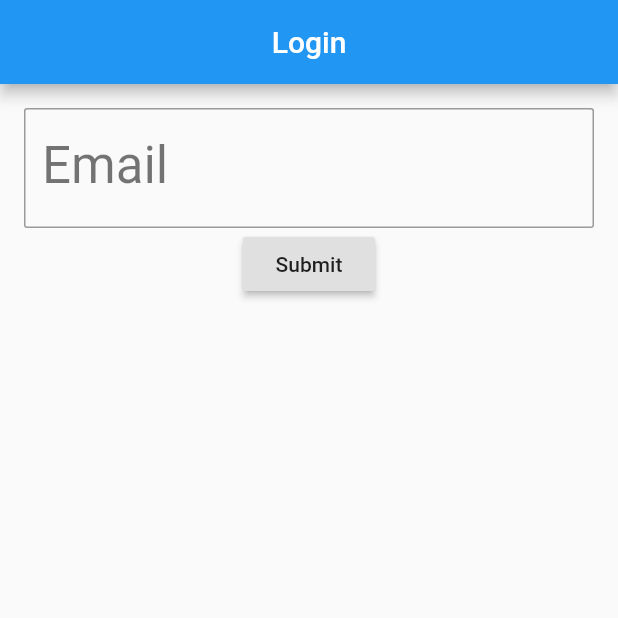
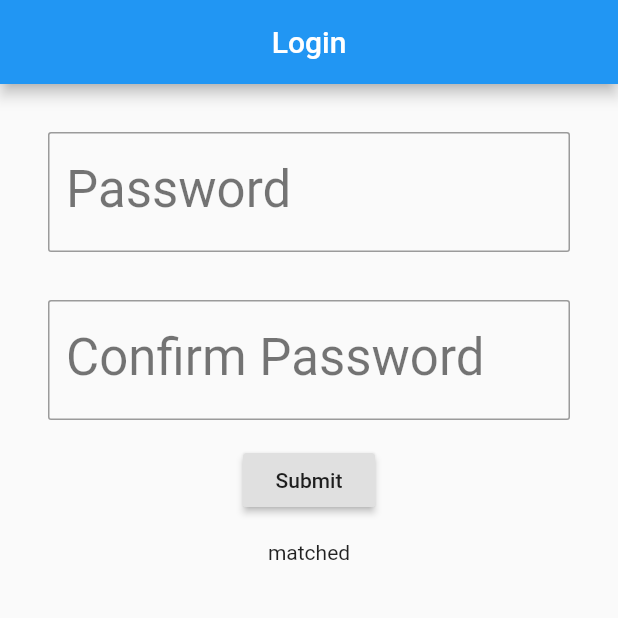
Before and after one commit to akashmehta/ExploreFlutter, a Flutter app: the screen it shows after launch, on a phone screen of 412 x 824 dp, the top half of it. Run offline on Flutter 3.47's test engine with Material 2 defaults, Android fonts, the phone set to English and light mode, and no system bars; our stand-ins replace rxdart; generated files the repository leaves out were written again.

Commit message:
Update logic to confirm password.

```diff
--- a/lib/inheritedWidget/name_handler.dart
+++ b/lib/inheritedWidget/confirm_password_handler.dart
@@ -1,7 +1,7 @@
-class NameHandler {
+class ConfirmPasswordHandler {
   String name;
 
-  NameHandler(this.name);
+  ConfirmPasswordHandler(this.name);
 
   void setName(String name) {
     this.name = name;
--- a/lib/inheritedWidget/login.dart
+++ b/lib/inheritedWidget/login.dart
@@ -1,7 +1,7 @@
 import 'package:flutter/cupertino.dart';
 import 'package:flutter/material.dart';
 import 'package:flutter_app/inheritedWidget/login_page.dart';
-import 'package:flutter_app/inheritedWidget/name_handler.dart';
+import 'package:flutter_app/inheritedWidget/password_handler.dart';
 import 'package:flutter_app/inheritedWidget/name_provider.dart';
 import 'package:flutter_app/inheritedWidget/show_name.dart';
 
--- a/lib/inheritedWidget/login_page.dart
+++ b/lib/inheritedWidget/login_page.dart
@@ -1,11 +1,14 @@
 import 'package:flutter/cupertino.dart';
 import 'package:flutter/material.dart';
-import 'package:flutter_app/inheritedWidget/name_handler.dart';
+import 'package:flutter_app/inheritedWidget/confirm_password_handler.dart';
+import 'package:flutter_app/inheritedWidget/password_handler.dart';
 import 'package:flutter_app/inheritedWidget/name_provider.dart';
 import 'package:flutter_app/inheritedWidget/show_name.dart';
 
-const labelUserName = "Email";
+const labelPassword = "Password";
+const labelConfirmPassword = "Confirm Password";
 const labelSubmit = "Submit";
+const _padding = EdgeInsets.all(16);
 
 class LoginPage extends StatefulWidget {
   LoginPage();
@@ -15,34 +18,59 @@ class LoginPage extends StatefulWidget {
 }
 
 class _LoginPageState extends State<LoginPage> {
-  String userName = "";
+  String password = "";
 
-  void setName(String userName) {
-    this.userName = userName;
+  String confirmPassword = "";
+
+  void setPassword(String password) {
+    this.password = password;
   }
-  var nameHandler = new NameHandler("");
+
+  void setConfirmPassword(String confirmPassword) {
+    this.confirmPassword = confirmPassword;
+  }
+
+  var passwordHandler = new PasswordHandler("");
+  var confirmPasswordHandler = new ConfirmPasswordHandler("");
 
   @override
   Widget build(BuildContext context) {
     return NameProvider(
-      nameHandler: nameHandler,
+      passwordHandler: passwordHandler,
+      confirmPasswordHandler: confirmPasswordHandler,
       child: Column(
         children: <Widget>[
-          TextField(
-            style: Theme.of(context).textTheme.display1,
-            decoration: InputDecoration(
-                labelText: labelUserName,
-                labelStyle: Theme.of(context).textTheme.display1,
-                border:
-                    OutlineInputBorder(borderRadius: BorderRadius.circular(2))),
-            keyboardType: TextInputType.emailAddress,
-            onChanged: setName,
+          Padding(
+              padding: _padding,
+              child: TextField(
+                style: Theme.of(context).textTheme.display1,
+                decoration: InputDecoration(
+                    labelText: labelPassword,
+                    labelStyle: Theme.of(context).textTheme.display1,
+                    border: OutlineInputBorder(
+                        borderRadius: BorderRadius.circular(2))),
+                onChanged: setPassword,
+                obscureText: true,
+              )),
+          Padding(
+            padding: _padding,
+            child: TextField(
+              style: Theme.of(context).textTheme.display1,
+              decoration: InputDecoration(
+                  labelText: labelConfirmPassword,
+                  labelStyle: Theme.of(context).textTheme.display1,
+                  border: OutlineInputBorder(
+                      borderRadius: BorderRadius.circular(2))),
+              onChanged: setConfirmPassword,
+              obscureText: true,
+            ),
           ),
           RaisedButton(
               child: Text(labelSubmit),
               onPressed: () {
                 setState(() {
-                  nameHandler.setName(userName);
+                  passwordHandler.setName(password);
+                  confirmPasswordHandler.setName(confirmPassword);
                 });
               }),
           ShowName()
--- a/lib/inheritedWidget/name_provider.dart
+++ b/lib/inheritedWidget/name_provider.dart
@@ -1,18 +1,20 @@
 import 'package:flutter/cupertino.dart';
-import 'package:flutter_app/inheritedWidget/name_handler.dart';
+import 'package:flutter_app/inheritedWidget/confirm_password_handler.dart';
+import 'package:flutter_app/inheritedWidget/password_handler.dart';
 
 class NameProvider extends InheritedWidget {
-  final NameHandler nameHandler;
-
+  final PasswordHandler passwordHandler;
+  final ConfirmPasswordHandler confirmPasswordHandler;
   final Widget child;
 
-  NameProvider({this.nameHandler, this.child}) : super(child: child);
+  NameProvider({this.passwordHandler, this.confirmPasswordHandler, this.child}) : super(child: child);
 
   static NameProvider of(BuildContext context) =>
       context.inheritFromWidgetOfExactType(NameProvider);
 
   @override
   bool updateShouldNotify(NameProvider oldWidget) {
-    return nameHandler.name != oldWidget.nameHandler.name;
+    return (passwordHandler.name != oldWidget.passwordHandler.name) ||
+        (confirmPasswordHandler.name != oldWidget.confirmPasswordHandler.name);
   }
 }
--- /dev/null
+++ b/lib/inheritedWidget/password_handler.dart
@@ -0,0 +1,9 @@
+class PasswordHandler {
+  String name;
+
+  PasswordHandler(this.name);
+
+  void setName(String name) {
+    this.name = name;
+  }
+}
--- a/lib/inheritedWidget/show_name.dart
+++ b/lib/inheritedWidget/show_name.dart
@@ -1,17 +1,23 @@
-
-
 import 'package:flutter/cupertino.dart';
-import 'package:flutter_app/inheritedWidget/name_handler.dart';
+import 'package:flutter_app/inheritedWidget/confirm_password_handler.dart';
+import 'package:flutter_app/inheritedWidget/password_handler.dart';
 import 'package:flutter_app/inheritedWidget/name_provider.dart';
 
 class ShowName extends StatelessWidget {
   @override
   Widget build(BuildContext context) {
-    NameHandler nameHandler = NameProvider.of(context).nameHandler;
+    PasswordHandler passwordHandler = NameProvider.of(context).passwordHandler;
+    ConfirmPasswordHandler confirmPasswordHandler = NameProvider.of(context).confirmPasswordHandler;
+    String matched = "";
+    if (passwordHandler.name == confirmPasswordHandler.name) {
+      matched = "matched";
+    } else {
+      matched = "not matched";
+    }
     return Center (
       child: Padding(
         padding: EdgeInsets.all(16),
-        child: Text(nameHandler.name.toString()),
+        child: Text(matched),
       ),
     );
   }
```
